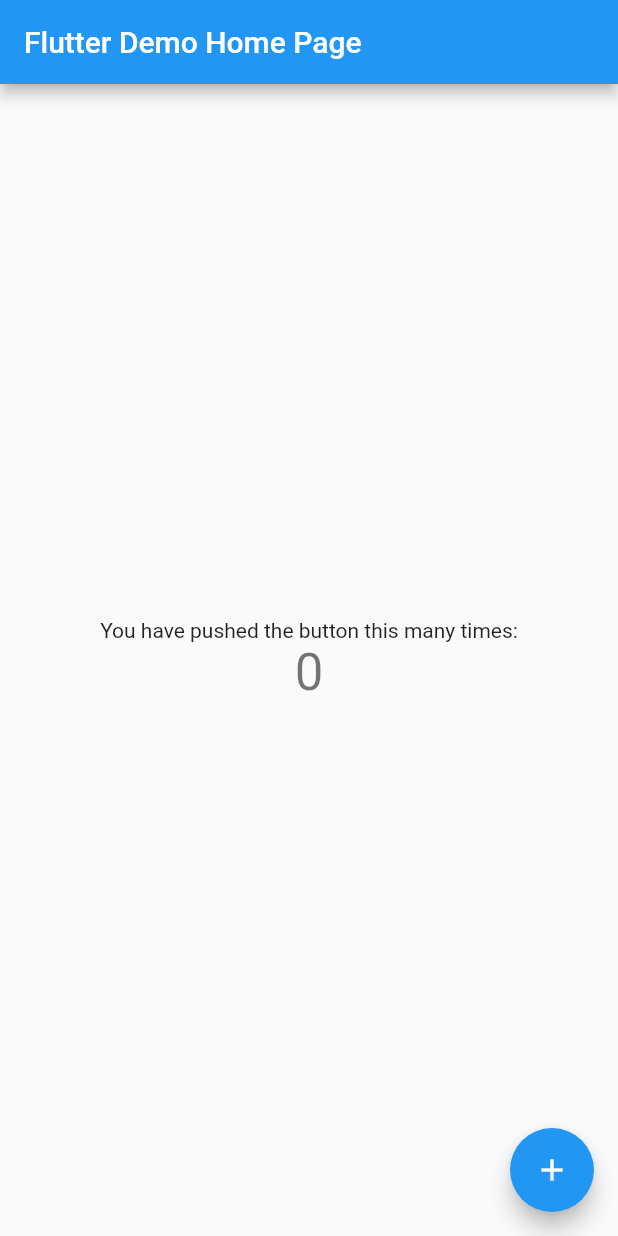
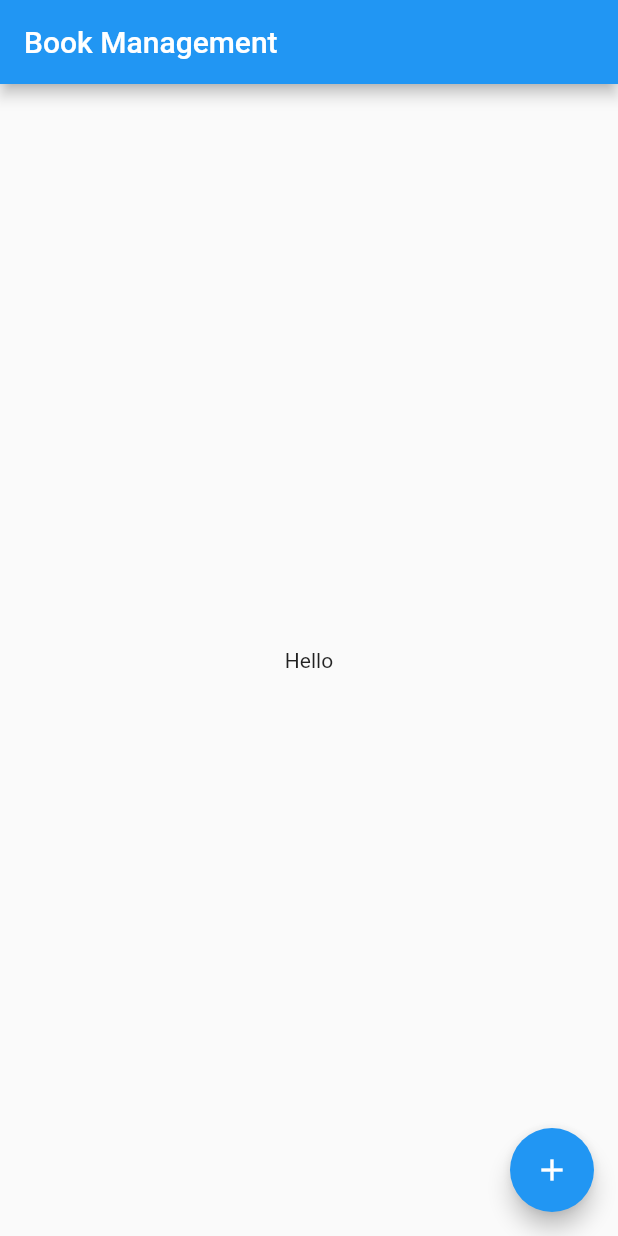
Before and after one commit to hoangcongminh/flutter_sqlite_book_management, a Flutter app: the screen it shows after launch, on a phone screen of 412 x 824 dp. Run offline on Flutter 3.47's test engine with Material 2 defaults, Android fonts, the phone set to English and light mode, and no system bars; our stand-ins replace bloc, equatable, sqflite; accounts and stored records are empty.

Commit message:
init model and database

```diff
--- /dev/null
+++ b/lib/bloc/book_bloc.dart
@@ -0,0 +1,13 @@
+import 'package:bloc/bloc.dart';
+import 'package:equatable/equatable.dart';
+
+part 'book_event.dart';
+part 'book_state.dart';
+
+class BookBloc extends Bloc<BookEvent, BookState> {
+  BookBloc() : super(BookInitial()) {
+    on<BookEvent>((event, emit) {
+      // TODO: implement event handler
+    });
+  }
+}
--- /dev/null
+++ b/lib/dao/book_dao.dart
@@ -0,0 +1,74 @@
+import 'package:book_management/model/book.dart';
+import 'package:sqflite/sqflite.dart';
+
+import '../database/database_provider.dart';
+
+class BookDAO {
+  final databaseProvider = DatabaseProvider.provider;
+  static const BOOK_TABLE = 'books';
+
+  //create
+  Future<int> create(Book book) async {
+    final database = await databaseProvider.database;
+    final result = database.insert(
+      BOOK_TABLE,
+      bookToRecord(book),
+      conflictAlgorithm: ConflictAlgorithm.replace,
+    );
+    return result;
+  }
+
+  //read
+  Future<List<Book>> get() async {
+    final database = await databaseProvider.database;
+    List<Map<String, dynamic>> result = await database.query(BOOK_TABLE);
+    return List.generate(
+      result.length,
+      (index) => recordToBook(result[index]),
+    );
+  }
+
+  //create
+  Future<int> update(Book book) async {
+    final database = await databaseProvider.database;
+    final result = database.update(
+      BOOK_TABLE,
+      bookToRecord(book),
+      where: 'id=?',
+      whereArgs: [book.id],
+    );
+    return result;
+  }
+
+  //delete
+  Future<int> delete(int id) async {
+    final database = await databaseProvider.database;
+    final result = database.delete(
+      BOOK_TABLE,
+      where: 'id=?',
+      whereArgs: [id],
+    );
+    return result;
+  }
+
+  Map<String, dynamic> bookToRecord(Book book) {
+    return {
+      'id': book.id,
+      'title': book.title,
+      'releaseDate': book.releaseDate,
+      'author': book.author,
+      'image': book.image,
+      'type': book.type,
+    };
+  }
+
+  Book recordToBook(Map<String, dynamic> record) {
+    final id = record['id'] as int;
+    final title = record['title'] as String;
+    final releaseDate = record['releaseDate'] as String;
+    final author = record['author'] as String;
+    final image = record['image'] as String;
+    final type = record['type'] as String;
+    return Book(id, title, releaseDate, author, image, type);
+  }
+}
--- a/lib/main.dart
+++ b/lib/main.dart
@@ -1,4 +1,6 @@
 import 'package:flutter/material.dart';
+
+import 'screens/home_page.dart';
 
 void main() {
   runApp(const MyApp());
@@ -14,53 +16,7 @@
       theme: ThemeData(
         primarySwatch: Colors.blue,
       ),
-      home: const MyHomePage(title: 'Flutter Demo Home Page'),
+      home: const HomePage(title: 'Book Management'),
     );
   }
 }
-
-class MyHomePage extends StatefulWidget {
-  const MyHomePage({Key? key, required this.title}) : super(key: key);
-  final String title;
-
-  @override
-  State<MyHomePage> createState() => _MyHomePageState();
-}
-
-class _MyHomePageState extends State<MyHomePage> {
-  int _counter = 0;
-
-  void _incrementCounter() {
-    setState(() {
-      _counter++;
-    });
-  }
-
-  @override
-  Widget build(BuildContext context) {
-    return Scaffold(
-      appBar: AppBar(
-        title: Text(widget.title),
-      ),
-      body: Center(
-        child: Column(
-          mainAxisAlignment: MainAxisAlignment.center,
-          children: <Widget>[
-            const Text(
-              'You have pushed the button this many times:',
-            ),
-            Text(
-              '$_counter',
-              style: Theme.of(context).textTheme.headline4,
-            ),
-          ],
-        ),
-      ),
-      floatingActionButton: FloatingActionButton(
-        onPressed: _incrementCounter,
-        tooltip: 'Increment',
-        child: const Icon(Icons.add),
-      ),
-    );
-  }
-}
--- /dev/null
+++ b/lib/model/book.dart
@@ -0,0 +1,17 @@
+class Book {
+  final int id;
+  final String title;
+  final String releaseDate;
+  final String author;
+  final String image;
+  final String type;
+
+  Book(
+    this.id,
+    this.title,
+    this.releaseDate,
+    this.author,
+    this.image,
+    this.type,
+  );
+}
--- /dev/null
+++ b/lib/repository/book_repository.dart
@@ -0,0 +1,11 @@
+import '../dao/book_dao.dart';
+import '../model/book.dart';
+
+class BookRepository {
+  final dao = BookDAO();
+
+  Future<List<Book>> get() => dao.get();
+  Future<int> create(book) => dao.create(book);
+  Future<int> update(book) => dao.create(book);
+  Future<int> delete(id) => dao.create(id);
+}
--- /dev/null
+++ b/lib/screens/home_page.dart
@@ -0,0 +1,23 @@
+import 'package:flutter/material.dart';
+
+class HomePage extends StatelessWidget {
+  const HomePage({Key? key, required this.title}) : super(key: key);
+
+  final String title;
+
+  @override
+  Widget build(BuildContext context) {
+    return Scaffold(
+      appBar: AppBar(
+        title: Text(title),
+      ),
+      body: const Center(
+        child: Text('Hello'),
+      ),
+      floatingActionButton: FloatingActionButton(
+        child: const Icon(Icons.add),
+        onPressed: () {},
+      ),
+    );
+  }
+}
--- a/pubspec.yaml
+++ b/pubspec.yaml
@@ -34,6 +34,10 @@
   # The following adds the Cupertino Icons font to your application.
   # Use with the CupertinoIcons class for iOS style icons.
   cupertino_icons: ^1.0.2
+  sqflite: ^2.0.2
+  path_provider: ^2.0.8
+  bloc: ^8.0.2
+  equatable: ^2.0.3
 
 dev_dependencies:
   flutter_test:
```
Also changed, not shown: lib/bloc/book_event.dart (added, +8 -0 lines), lib/bloc/book_state.dart (added, +10 -0 lines), lib/database/database_provider.dart (added, +49 -0 lines), lib/screens/edit_page.dart (added, +15 -0 lines), pubspec.lock.
